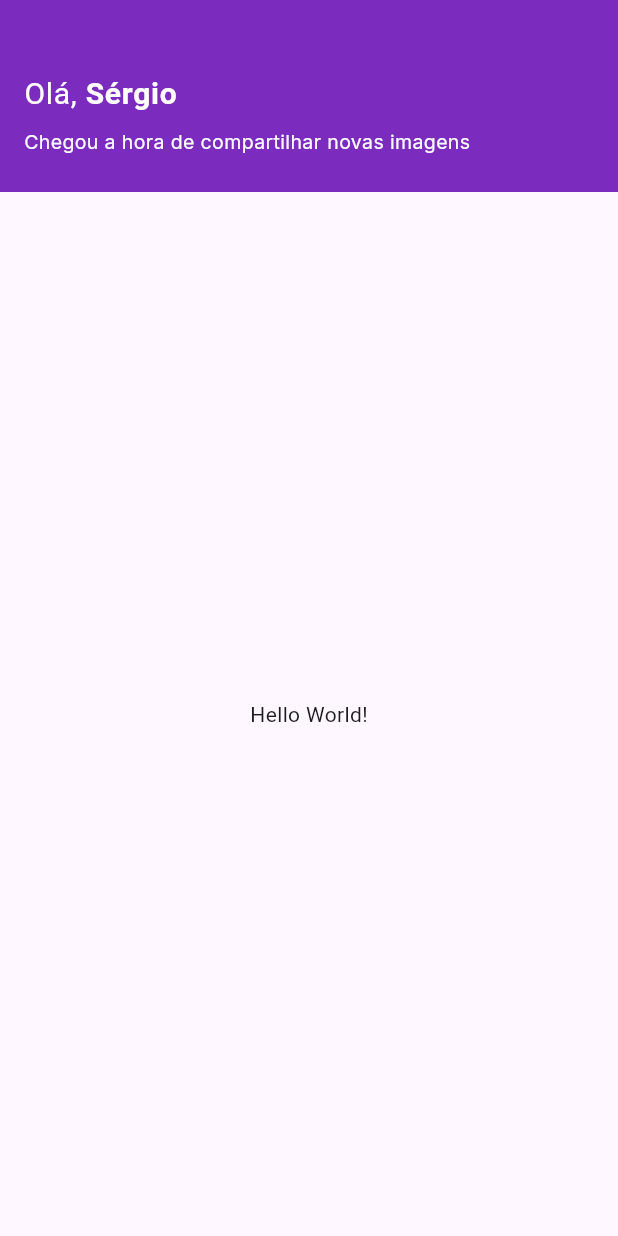
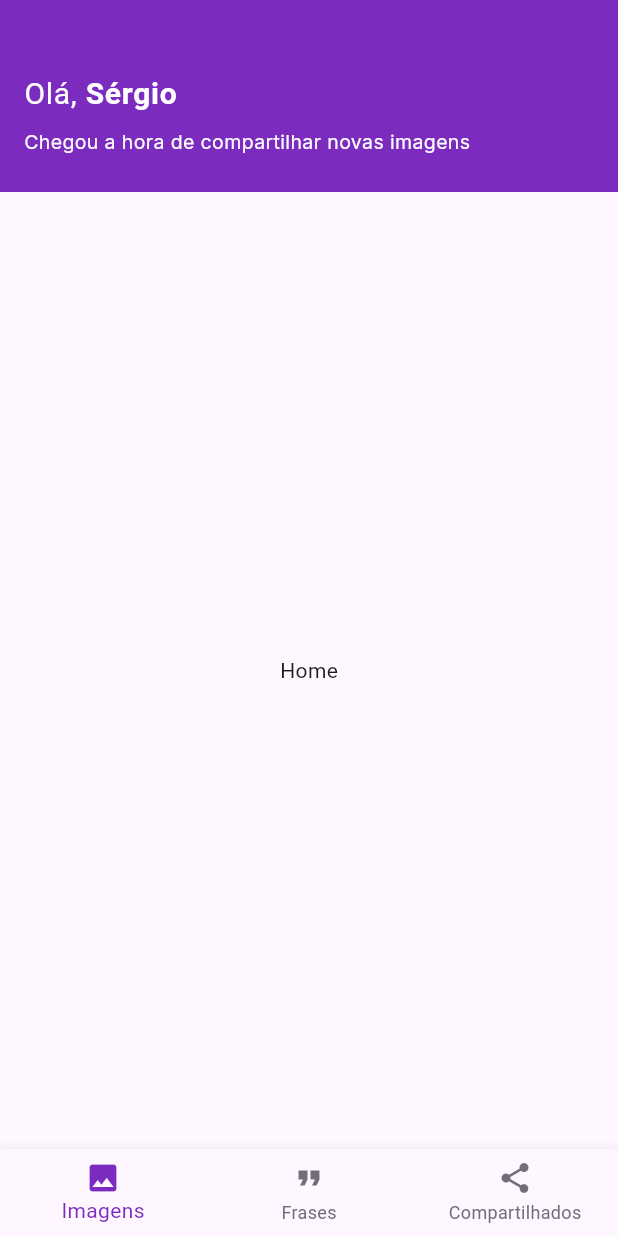
Before and after one commit to smborgesMobile/Flutter_Phrases_to_Share, a Flutter app: the screen it shows after launch, on a phone screen of 412 x 824 dp. Run offline on Flutter 3.47's test engine with Material 3 defaults, Android fonts, the light colour scheme and no system bars; our stand-ins replace google_fonts.

Commit message:
feat: Implement bottom navigation and update main app structure

```diff
--- a/lib/main.dart
+++ b/lib/main.dart
@@ -1,21 +1,43 @@
 import 'package:flutter/material.dart';
 import 'package:phrases_to_share/shared/themes/app_colors.dart';
 import 'package:phrases_to_share/shared/widgets/app_bar/app_bar_widget.dart';
+import 'package:phrases_to_share/shared/widgets/bottom_navigation/bottom_navigation_widget.dart';
 
 void main() {
   runApp(const MainApp());
 }
 
-class MainApp extends StatelessWidget {
+class MainApp extends StatefulWidget {
   const MainApp({super.key});
 
   @override
+  State<MainApp> createState() => _MainAppState();
+}
+
+class _MainAppState extends State<MainApp> {
+  int _selectedIndex = 0;
+
+  void _onNavItemSelected(int index) {
+    setState(() => _selectedIndex = index);
+  }
+
+  @override
   Widget build(BuildContext context) {
+    final bodies = [
+      const Center(child: Text('Home')),
+      const Center(child: Text('Profile')),
+      const Center(child: Text('Settings')),
+    ];
+
     return MaterialApp(
       theme: ThemeData(primaryColor: AppColors.primary),
       home: Scaffold(
         appBar: AppBarWidget(userName: "Sérgio"),
-        body: const Center(child: Text('Hello World!')),
+        body: bodies[_selectedIndex],
+        bottomNavigationBar: BottomNavigationWidget(
+          initialIndex: _selectedIndex,
+          onItemSelected: _onNavItemSelected,
+        ),
       ),
     );
   }
--- a/lib/shared/widgets/app_bar/app_bar_widget.dart
+++ b/lib/shared/widgets/app_bar/app_bar_widget.dart
@@ -24,10 +24,7 @@ class AppBarWidget extends StatelessWidget implements PreferredSizeWidget {
               text: "Olá, ",
               style: TextStyles.titleRegular,
               children: [
-                TextSpan(
-                  text: userName,
-                  style: TextStyles.titleBoldBackground,
-                ),
+                TextSpan(text: userName, style: TextStyles.titleBoldBackground),
               ],
             ),
           ),
--- /dev/null
+++ b/lib/shared/widgets/bottom_navigation/bottom_navigation_widget.dart
@@ -0,0 +1,53 @@
+import 'package:flutter/material.dart';
+import 'package:phrases_to_share/shared/themes/app_colors.dart';
+
+class BottomNavigationWidget extends StatefulWidget {
+  final ValueChanged<int>? onItemSelected;
+  final int initialIndex;
+
+  const BottomNavigationWidget({super.key, this.onItemSelected, this.initialIndex = 0});
+
+  @override
+  State<BottomNavigationWidget> createState() => _BottomNavigationWidgetState();
+}
+
+class _BottomNavigationWidgetState extends State<BottomNavigationWidget> {
+  late int _selectedIndex;
+
+  @override
+  void initState() {
+    super.initState();
+    _selectedIndex = widget.initialIndex;
+  }
+
+  void _onItemTapped(int index) {
+    setState(() {
+      _selectedIndex = index;
+    });
+    if (widget.onItemSelected != null) widget.onItemSelected!(index);
+  }
+
+  @override
+  Widget build(BuildContext context) {
+    return BottomNavigationBar(
+      showSelectedLabels: true,
+      showUnselectedLabels: true,
+      type: BottomNavigationBarType.fixed,
+      selectedItemColor: AppColors.primary,
+      unselectedItemColor: AppColors.body,
+      items: const <BottomNavigationBarItem>[
+        BottomNavigationBarItem(icon: Icon(Icons.image), label: 'Imagens'),
+        BottomNavigationBarItem(
+          icon: Icon(Icons.format_quote),
+          label: 'Frases',
+        ),
+        BottomNavigationBarItem(
+          icon: Icon(Icons.share),
+          label: 'Compartilhados',
+        ),
+      ],
+      currentIndex: _selectedIndex,
+      onTap: _onItemTapped,
+    );
+  }
+}
```
